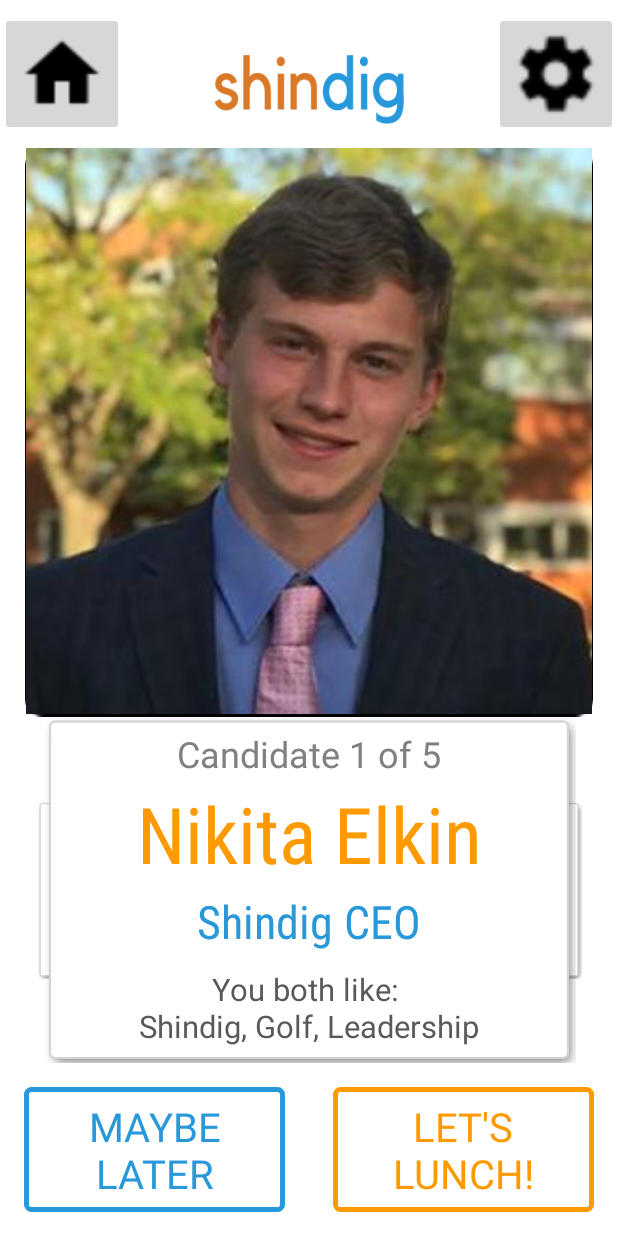
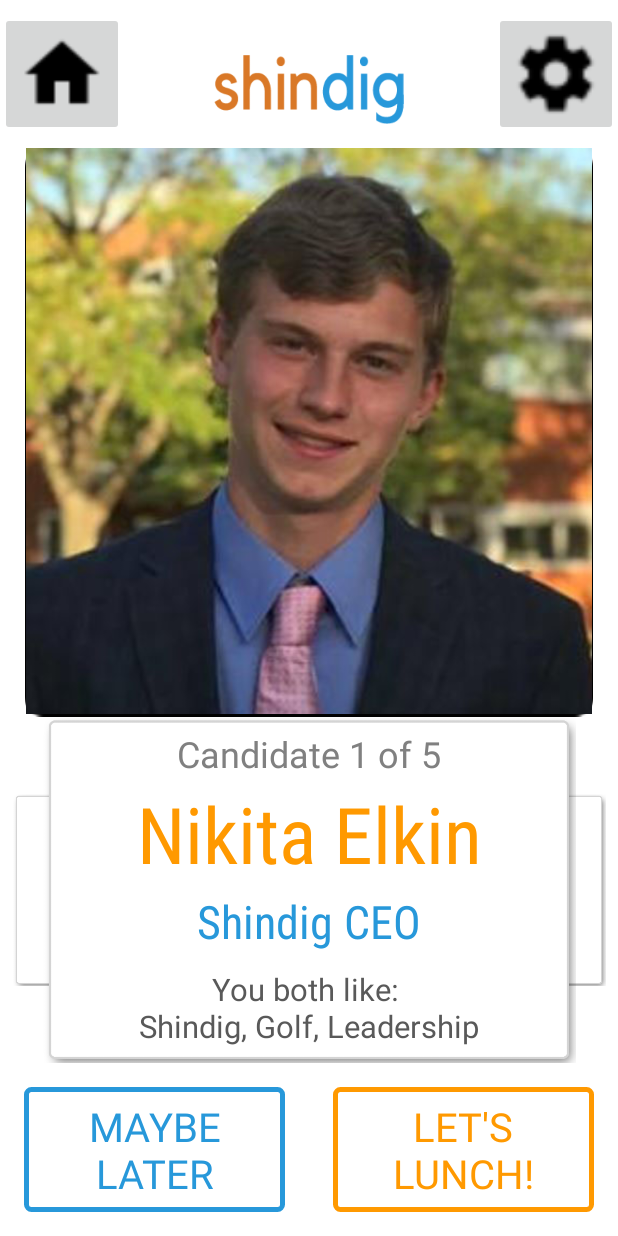
Before and after one commit to Nikita-Elkin/Shindig, an Android app: the Matching screen opened directly, with no data from a screen before it, on a phone screen of 412 x 824 dp. Run offline under Robolectric (Android 15) with nearby library versions, the phone set to English and light mode, and no system bars.

Commit message:
Fixed login and matching page

```diff
--- a/app/src/main/res/layout/activity_matching.xml
+++ b/app/src/main/res/layout/activity_matching.xml
@@ -81,12 +81,12 @@
         android:layout_width="0dp"
         android:layout_height="0dp"
         android:layout_marginBottom="8dp"
-        android:layout_marginEnd="24dp"
-        android:layout_marginRight="24dp"
+        android:layout_marginEnd="8dp"
+        android:layout_marginRight="8dp"
         android:layout_marginTop="8dp"
         android:contentDescription="@string/right_card"
         app:layout_constraintBottom_toTopOf="@+id/buttonCardSplit"
-        app:layout_constraintDimensionRatio="h,1.3:1"
+        app:layout_constraintDimensionRatio="h,1.4:1"
         app:layout_constraintEnd_toEndOf="parent"
         app:layout_constraintHorizontal_bias="0.5"
         app:layout_constraintStart_toEndOf="@+id/leftCardImage"
@@ -99,11 +99,11 @@
         android:layout_height="0dp"
         android:layout_marginBottom="8dp"
         android:layout_marginLeft="24dp"
-        android:layout_marginStart="24dp"
+        android:layout_marginStart="8dp"
         android:layout_marginTop="8dp"
         android:contentDescription="@string/left_card"
         app:layout_constraintBottom_toTopOf="@+id/buttonCardSplit"
-        app:layout_constraintDimensionRatio="h,1.3:1"
+        app:layout_constraintDimensionRatio="h,1.4:1"
         app:layout_constraintEnd_toStartOf="@+id/rightCardImage"
         app:layout_constraintHorizontal_bias="0.5"
         app:layout_constraintHorizontal_chainStyle="spread_inside"
@@ -115,10 +115,10 @@
         android:id="@+id/middleCardImage"
         android:layout_width="0dp"
         android:layout_height="0dp"
-        android:layout_marginEnd="8dp"
-        android:layout_marginLeft="8dp"
-        android:layout_marginRight="8dp"
-        android:layout_marginStart="8dp"
+        android:layout_marginEnd="0dp"
+        android:layout_marginLeft="0dp"
+        android:layout_marginRight="0dp"
+        android:layout_marginStart="0dp"
         android:contentDescription="@string/middle_card"
         app:layout_constraintBottom_toTopOf="@+id/buttonCardSplit"
         app:layout_constraintEnd_toEndOf="parent"
@@ -204,7 +204,7 @@
         android:layout_width="wrap_content"
         android:layout_height="wrap_content"
         android:orientation="vertical"
-        app:layout_constraintGuide_percent=".20" />
+        app:layout_constraintGuide_percent=".2" />
 
     <android.support.constraint.Guideline
         android:id="@+id/shindigRight"
--- a/app/src/main/res/layout/main_login.xml
+++ b/app/src/main/res/layout/main_login.xml
@@ -70,11 +70,12 @@
         android:id="@+id/passwordEditText"
         android:layout_width="0dp"
         android:layout_height="wrap_content"
-        android:layout_marginBottom="8dp"
+        android:layout_marginBottom="0dp"
         android:layout_marginEnd="8dp"
         android:layout_marginLeft="8dp"
         android:layout_marginRight="8dp"
         android:layout_marginStart="8dp"
+        android:layout_marginTop="0dp"
         android:gravity="center_horizontal"
         android:hint="@string/login_password"
         android:inputType="textPassword"
@@ -95,7 +96,7 @@
         android:layout_marginLeft="32dp"
         android:layout_marginRight="32dp"
         android:layout_marginStart="32dp"
-        android:layout_marginTop="64dp"
+        android:layout_marginTop="8dp"
         android:background="@color/orange"
         android:text="@string/login_submit"
         android:textColor="@color/white"
```
